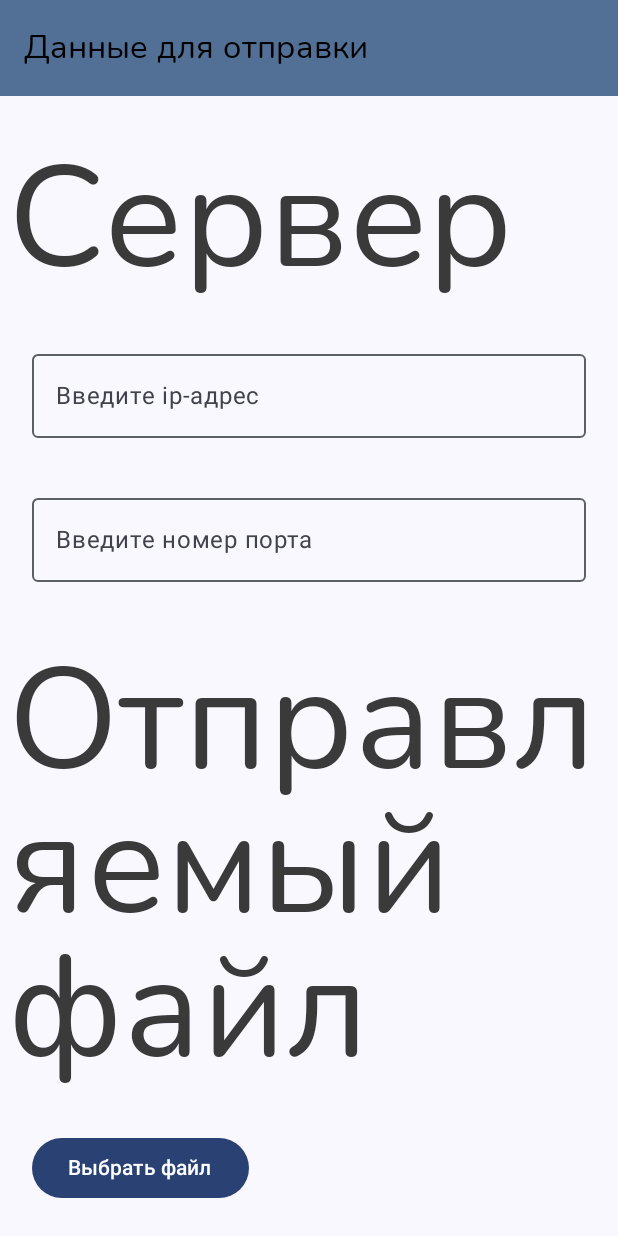
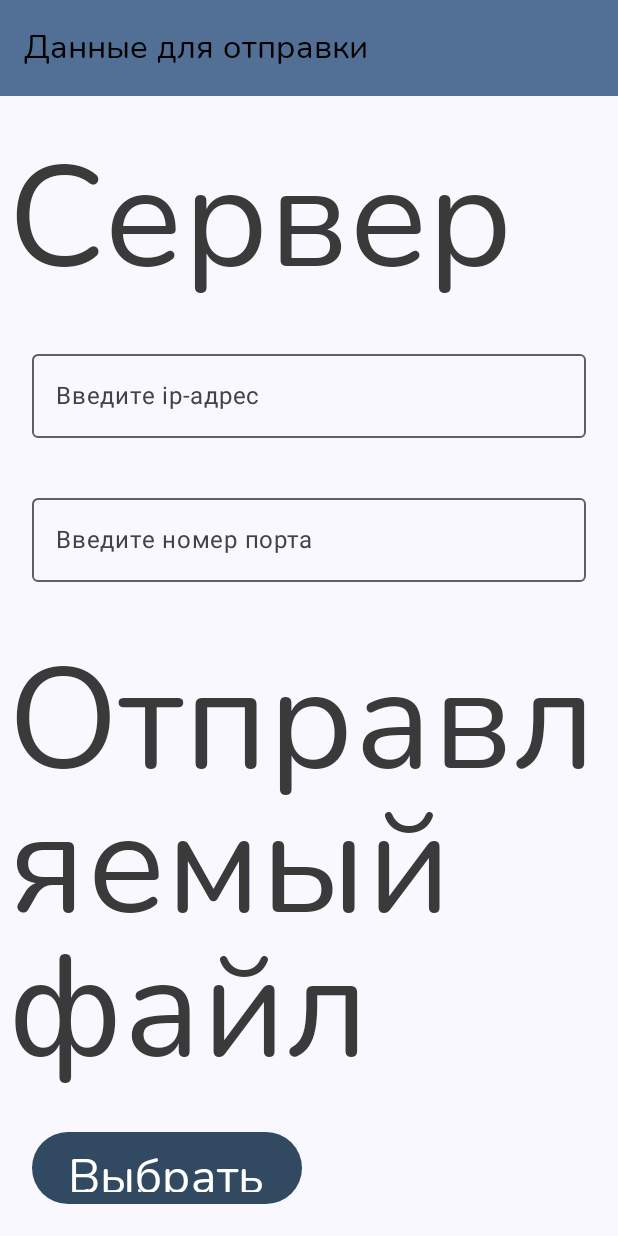
Before and after one commit to johtai/android-file-exchange, an Android app built with Jetpack Compose: the screen it shows after launch (MainActivity), on a phone screen of 412 x 824 dp. Run offline under Robolectric (Android 15) with nearby library versions, the phone set to English and light mode, and no system bars.

Commit message:
update button

```diff
--- a/app/src/main/java/com/example/myapplication/MainActivity.kt
+++ b/app/src/main/java/com/example/myapplication/MainActivity.kt
@@ -116,8 +116,16 @@ fun FilePickerScreen(scope: CoroutineScope, snackbarHostState: SnackbarHostState
     ) {
         Button(onClick = {
             filePickerLauncher.launch(arrayOf("*/*"))
-        }) {
-            Text(stringResource(R.string.choose_file))
+        },
+            modifier = Modifier.size(180.dp, 50.dp),
+            colors = ButtonColors(
+                containerColor = colorResource(R.color.blue_button),
+                contentColor = ButtonDefaults.buttonColors().contentColor,
+                disabledContainerColor = ButtonDefaults.buttonColors().disabledContainerColor,
+                disabledContentColor = ButtonDefaults.buttonColors().disabledContentColor
+            ),
+        ) {
+            Text(stringResource(R.string.choose_file), fontSize = 4.em, fontFamily = HeadingFont)
         }
 
         Spacer(modifier = Modifier.height(16.dp))
@@ -229,9 +237,9 @@ fun getFileSize(context: Context, uri: Uri): Long? {
                             disabledContainerColor = ButtonDefaults.buttonColors().disabledContainerColor,
                             disabledContentColor = ButtonDefaults.buttonColors().disabledContentColor
                         ),
-                        modifier = Modifier.size(20.dp, 30.dp),
+                        modifier = Modifier.size(180.dp, 50.dp),
                     ) {
-                        Text(stringResource(R.string.Send_data))
+                        Text(stringResource(R.string.Send_data), fontFamily = HeadingFont, fontSize = 4.em)
                     }
                 }
             }
--- a/app/src/main/res/values/colors.xml
+++ b/app/src/main/res/values/colors.xml
@@ -9,5 +9,5 @@
     <color name="white">#FFFFFFFF</color>
     <color name="grey_text">#3A3A3A</color>
     <color name="blue_head">#527095</color>
-    <color name="blue_button">#698FC3</color>
+    <color name="blue_button">#324962</color>
 </resources>
```
